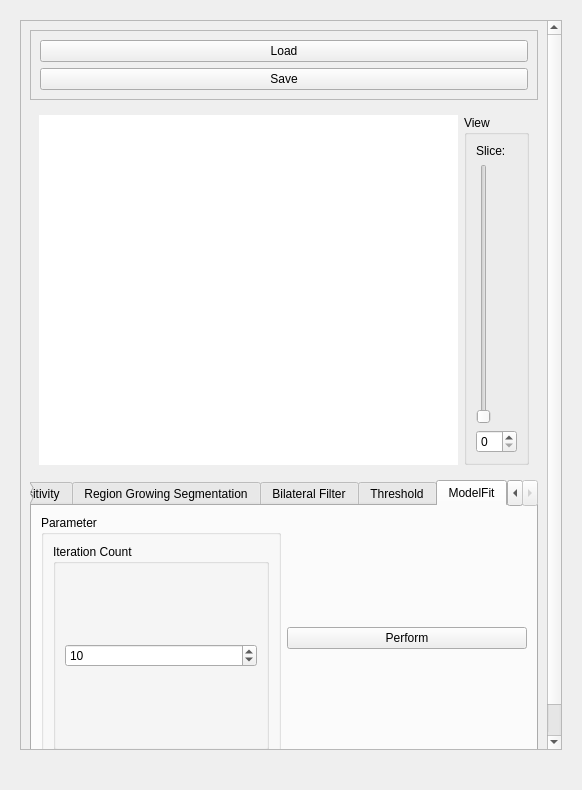
Old version of the form source/ImageWidget.ui in the repository josefkoller/ambient_image_processor.
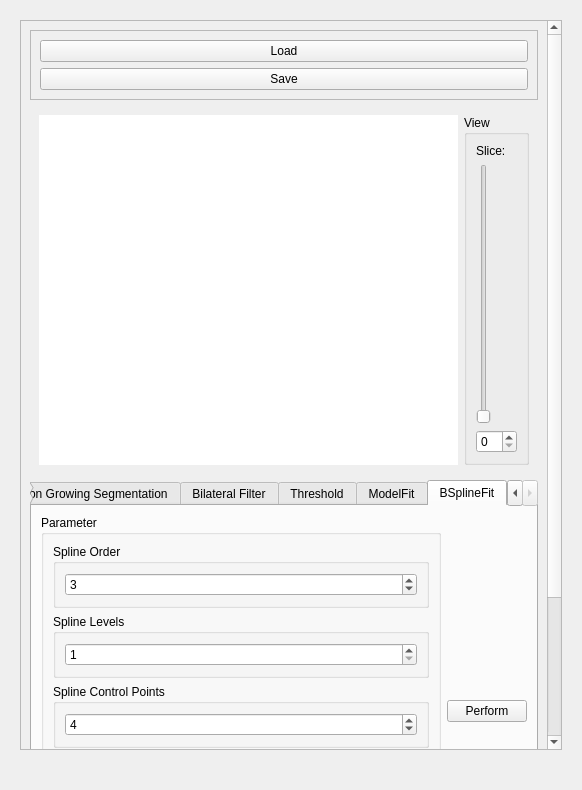
New version of the form. Custom widgets are drawn as their Qt base class.

Patch:
```diff
--- a/source/ImageWidget.ui
+++ b/source/ImageWidget.ui
@@ -26,9 +26,9 @@
          <property name="geometry">
           <rect>
            <x>0</x>
-           <y>0</y>
+           <y>-137</y>
            <width>530</width>
-           <height>791</height>
+           <height>942</height>
           </rect>
          </property>
          <layout class="QVBoxLayout" name="verticalLayout_10">
@@ -160,7 +160,7 @@
              </sizepolicy>
             </property>
             <property name="currentIndex">
-             <number>10</number>
+             <number>11</number>
             </property>
             <widget class="QWidget" name="info_tab">
              <attribute name="title">
@@ -1078,6 +1078,108 @@
               </item>
              </layout>
             </widget>
+            <widget class="QWidget" name="tab_6">
+             <attribute name="title">
+              <string>BSplineFit</string>
+             </attribute>
+             <layout class="QHBoxLayout" name="horizontalLayout_14">
+              <item>
+               <widget class="QGroupBox" name="groupBox_15">
+                <property name="title">
+                 <string>Parameter</string>
+                </property>
+                <layout class="QVBoxLayout" name="verticalLayout_19">
+                 <item>
+                  <widget class="QGroupBox" name="groupBox_16">
+                   <property name="title">
+                    <string>Spline Order</string>
+                   </property>
+                   <layout class="QVBoxLayout" name="verticalLayout_20">
+                    <item>
+                     <widget class="QSpinBox" name="splineOrderSpinbox">
+                      <property name="minimum">
+                       <number>1</number>
+                      </property>
+                      <property name="maximum">
+                       <number>5</number>
+                      </property>
+                      <property name="value">
+                       <number>3</number>
+                      </property>
+                     </widget>
+                    </item>
+                   </layout>
+                  </widget>
+                 </item>
+                 <item>
+                  <widget class="QGroupBox" name="groupBox_17">
+                   <property name="title">
+                    <string>Spline Levels</string>
+                   </property>
+                   <layout class="QHBoxLayout" name="horizontalLayout_15">
+                    <item>
+                     <widget class="QSpinBox" name="splineLevelsSpinbox">
+                      <property name="minimum">
+                       <number>1</number>
+                      </property>
+                      <property name="value">
+                       <number>1</number>
+                      </property>
+                     </widget>
+                    </item>
+                   </layout>
+                  </widget>
+                 </item>
+                 <item>
+                  <widget class="QGroupBox" name="groupBox_18">
+                   <property name="title">
+                    <string>Spline Control Points</string>
+                   </property>
+                   <layout class="QVBoxLayout" name="verticalLayout_22">
+                    <item>
+                     <widget class="QSpinBox" name="splineControlPoints">
+                      <property name="minimum">
+                       <number>2</number>
+                      </property>
+                      <property name="value">
+                       <number>4</number>
+                      </property>
+                     </widget>
+                    </item>
+                   </layout>
+                  </widget>
+                 </item>
+                 <item>
+                  <widget class="QGroupBox" name="groupBox_4">
+                   <property name="title">
+                    <string>Reference ROIs</string>
+                   </property>
+                   <layout class="QVBoxLayout" name="verticalLayout_21">
+                    <item>
+                     <widget class="QListWidget" name="referenceROIsListWidget"/>
+                    </item>
+                    <item>
+                     <widget class="QPushButton" name="pushButton_4">
+                      <property name="text">
+                       <string>Add Reference ROI</string>
+                      </property>
+                     </widget>
+                    </item>
+                   </layout>
+                  </widget>
+                 </item>
+                </layout>
+               </widget>
+              </item>
+              <item>
+               <widget class="QPushButton" name="pushButton_6">
+                <property name="text">
+                 <string>Perform</string>
+                </property>
+               </widget>
+              </item>
+             </layout>
+            </widget>
            </widget>
           </item>
          </layout>
```
